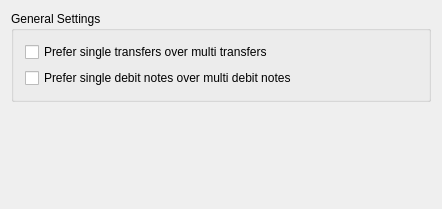
Qt form src/plugins/backends/aqhbci/ui/qt4/libs/dialogs/cfgtabpageaccounthbci.ui (aqbanking/aqbanking) before a commit.
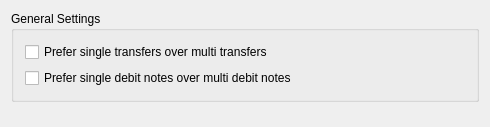
The same form after that commit. Custom widgets are drawn as their Qt base class.

```diff
--- a/src/plugins/backends/aqhbci/ui/qt4/libs/dialogs/cfgtabpageaccounthbci.ui
+++ b/src/plugins/backends/aqhbci/ui/qt4/libs/dialogs/cfgtabpageaccounthbci.ui
@@ -6,20 +6,20 @@
    <rect>
     <x>0</x>
     <y>0</y>
-    <width>442</width>
-    <height>209</height>
+    <width>490</width>
+    <height>127</height>
    </rect>
   </property>
   <property name="windowTitle">
    <string>HBCI</string>
   </property>
-  <layout class="QVBoxLayout">
+  <layout class="QVBoxLayout" name="verticalLayout_2">
    <item>
-    <widget class="Q3GroupBox" name="groupBox1">
+    <widget class="QGroupBox" name="groupBox">
      <property name="title">
       <string>General Settings</string>
      </property>
-     <layout class="QVBoxLayout">
+     <layout class="QVBoxLayout" name="verticalLayout">
       <item>
        <widget class="QCheckBox" name="preferSingleTransferCheck">
         <property name="text">
@@ -57,14 +57,6 @@
  </widget>
  <layoutdefault spacing="6" margin="11"/>
  <pixmapfunction>qPixmapFromMimeSource</pixmapfunction>
- <customwidgets>
-  <customwidget>
-   <class>Q3GroupBox</class>
-   <extends>QGroupBox</extends>
-   <header>Qt3Support/Q3GroupBox</header>
-   <container>1</container>
-  </customwidget>
- </customwidgets>
  <resources/>
  <connections/>
 </ui>
```
